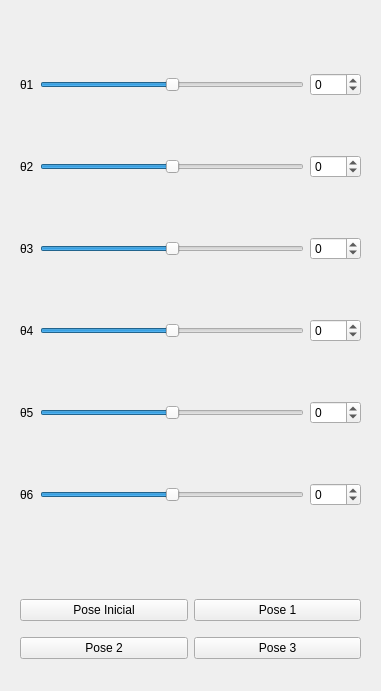
Old version of the form src/gui/sliders_interface.ui in the repository JhonDVelez/BrazoRobotico.
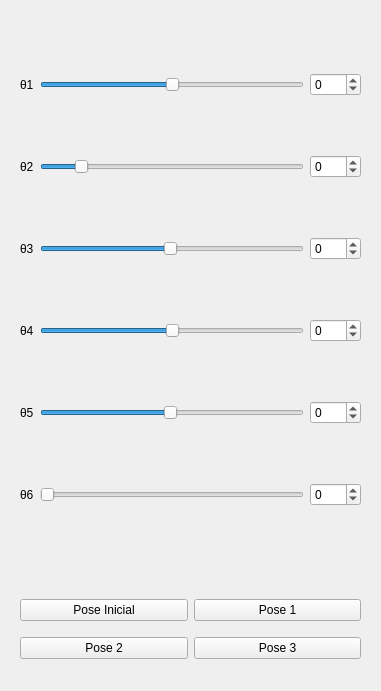
New version of the form.

Patch:
```diff
--- a/src/gui/sliders_interface.ui
+++ b/src/gui/sliders_interface.ui
@@ -75,10 +75,10 @@
       <item row="1" column="1">
        <widget class="QSlider" name="slider2">
         <property name="minimum">
-         <number>-150</number>
+         <number>-30</number>
         </property>
         <property name="maximum">
-         <number>150</number>
+         <number>190</number>
         </property>
         <property name="orientation">
          <enum>Qt::Orientation::Horizontal</enum>
@@ -117,10 +117,10 @@
       <item row="2" column="1">
        <widget class="QSlider" name="slider3">
         <property name="minimum">
-         <number>-150</number>
+         <number>-97</number>
         </property>
         <property name="maximum">
-         <number>150</number>
+         <number>100</number>
         </property>
         <property name="orientation">
          <enum>Qt::Orientation::Horizontal</enum>
@@ -201,10 +201,10 @@
       <item row="4" column="1">
        <widget class="QSlider" name="slider5">
         <property name="minimum">
-         <number>-150</number>
+         <number>-97</number>
         </property>
         <property name="maximum">
-         <number>150</number>
+         <number>100</number>
         </property>
         <property name="orientation">
          <enum>Qt::Orientation::Horizontal</enum>
@@ -243,10 +243,10 @@
       <item row="5" column="1">
        <widget class="QSlider" name="slider6">
         <property name="minimum">
-         <number>-150</number>
+         <number>0</number>
         </property>
         <property name="maximum">
-         <number>150</number>
+         <number>142</number>
         </property>
         <property name="orientation">
          <enum>Qt::Orientation::Horizontal</enum>
```
